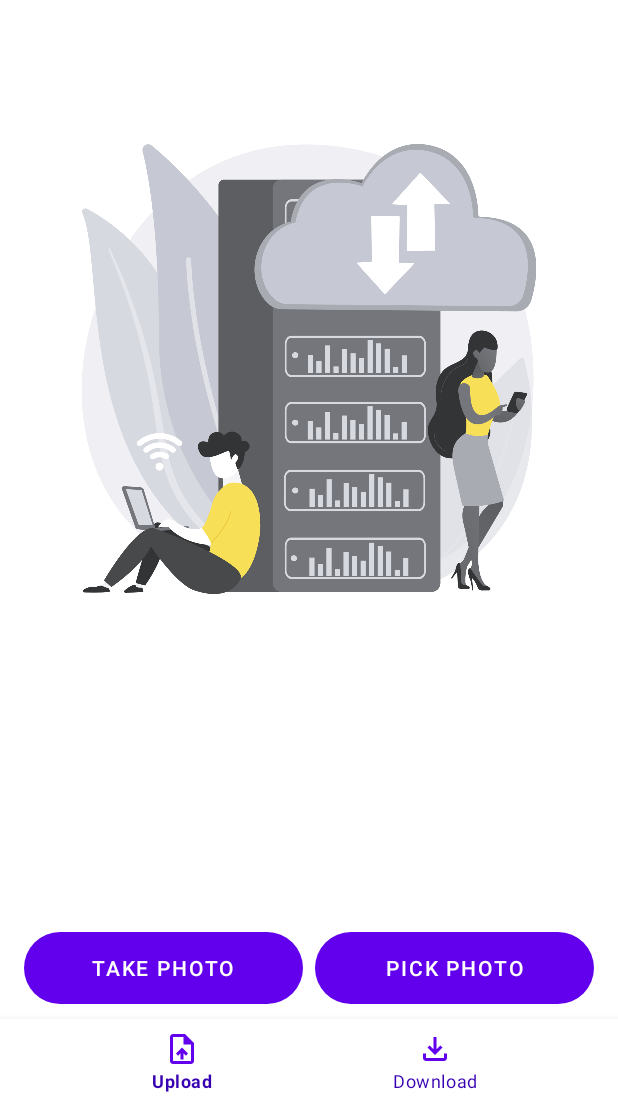
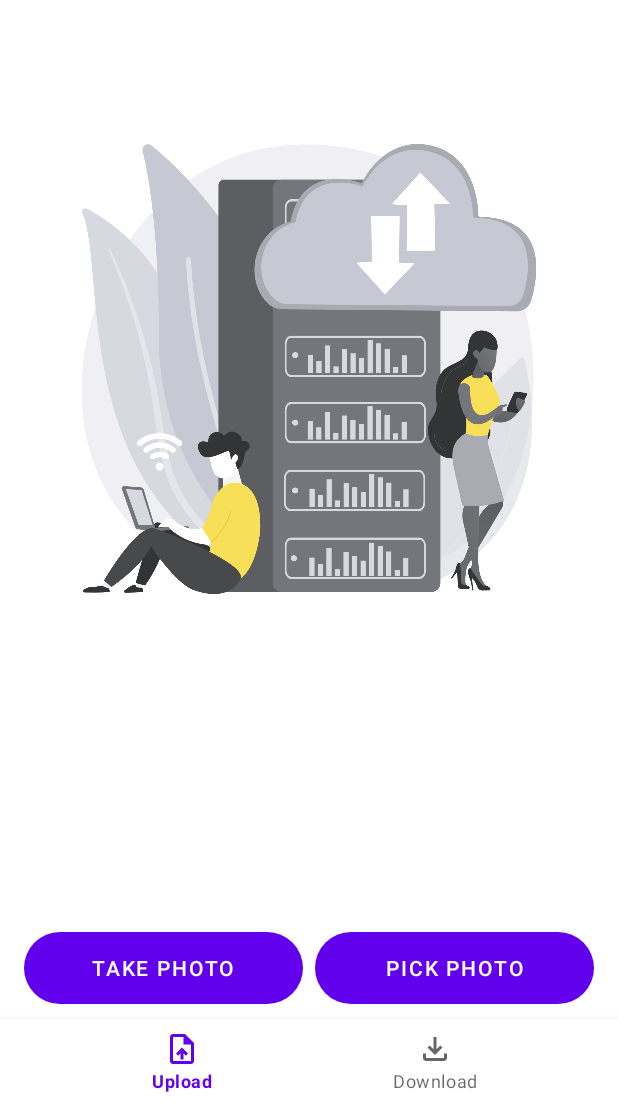
Before and after one commit to Nick-infinity/PaperStore, an Android app: the screen it shows after launch (MainActivity), on a phone screen of 412 x 824 dp, the part 133-1236 px from its top. Run offline under Robolectric (Android 15) with nearby library versions, the phone set to English and light mode, and no system bars.

Commit message:
Fix active menu color in bottom navigation

```diff
--- a/app/src/main/res/layout/activity_main.xml
+++ b/app/src/main/res/layout/activity_main.xml
@@ -17,9 +17,9 @@
             android:layout_width="match_parent"
             android:layout_height="wrap_content"
             android:layout_gravity="bottom"
-            android:elevation="5dp"
-            app:itemIconTint="@color/design_default_color_primary"
-            app:itemTextColor="@color/design_default_color_primary_dark"
+            android:elevation="10dp"
+
+
             app:menu="@menu/bottom_nav_menu"
             />
     </FrameLayout>
--- a/app/src/main/res/menu/bottom_nav_menu.xml
+++ b/app/src/main/res/menu/bottom_nav_menu.xml
@@ -3,11 +3,13 @@
     <item
         android:id="@+id/uploadItem"
         android:title="Upload"
-        android:icon="@drawable/ic_upload_file"/>
+        android:icon="@drawable/ic_upload_file"
+        android:state_checked="true" android:color="@color/design_default_color_primary" />
     <item
         android:id="@+id/downloadItem"
         android:title="Download"
-        android:icon="@drawable/ic_file_download"/>
+        android:icon="@drawable/ic_file_download"
+        android:state_checked="true" android:color="@color/design_default_color_primary"/>
 
 
 </menu>
```
